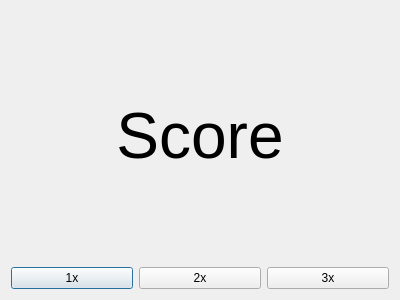
Above: guessdialog.ui from freepenguin84/GuessWhoGame before the change. Below: the same form after it.
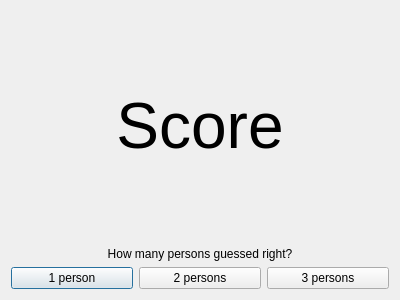
That is the form after the change.

```diff
--- a/guessdialog.ui
+++ b/guessdialog.ui
@@ -35,26 +35,36 @@
      </property>
     </widget>
    </item>
+   <item>
+    <widget class="QLabel" name="explainLabel">
+     <property name="text">
+      <string>How many persons guessed right?</string>
+     </property>
+     <property name="alignment">
+      <set>Qt::AlignCenter</set>
+     </property>
+    </widget>
+   </item>
    <item>
     <layout class="QHBoxLayout" name="horizontalLayout">
      <item>
       <widget class="QPushButton" name="x1Button">
        <property name="text">
-        <string>1x</string>
+        <string>1 person</string>
        </property>
       </widget>
      </item>
      <item>
       <widget class="QPushButton" name="x2Button">
        <property name="text">
-        <string>2x</string>
+        <string>2 persons</string>
        </property>
       </widget>
      </item>
      <item>
       <widget class="QPushButton" name="x3Button">
        <property name="text">
-        <string>3x</string>
+        <string>3 persons</string>
        </property>
       </widget>
      </item>
```
